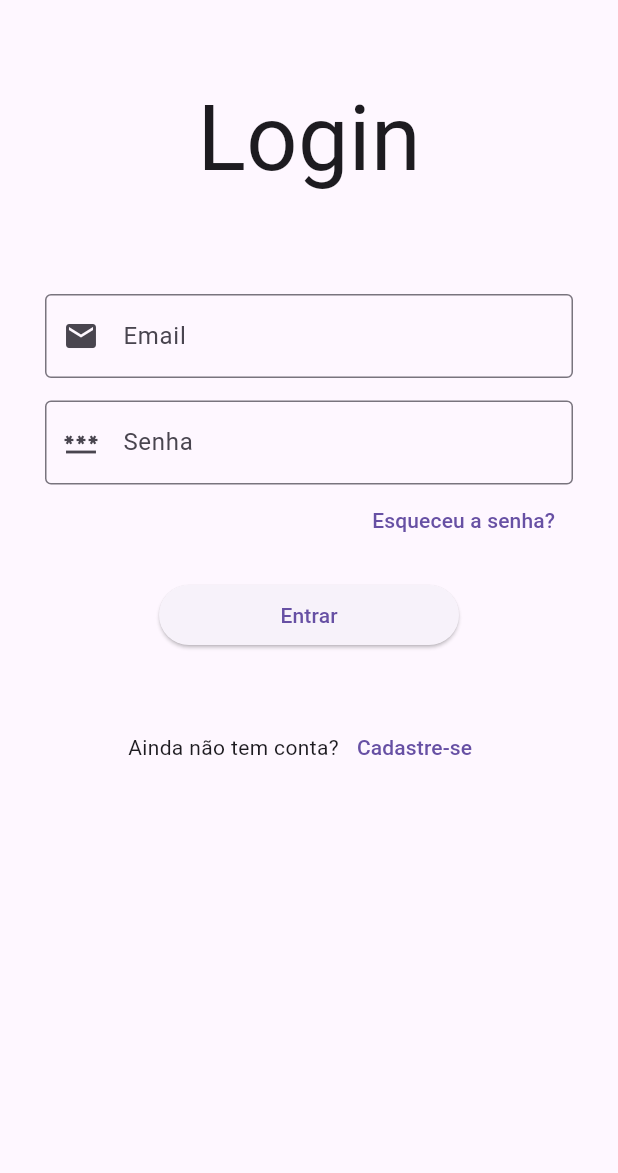
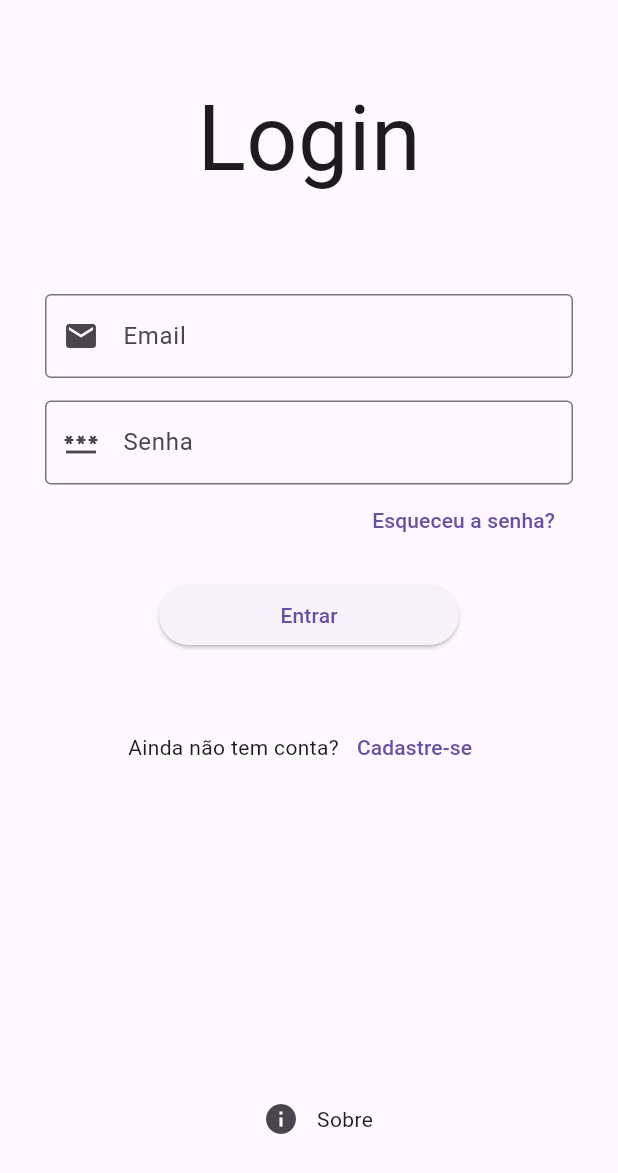
Before and after one commit to MurilloLeoni/avaliacao-final-flutter, a Flutter app: the screen it shows after launch, on a phone screen of 412 x 824 dp. Shown: the top 1173 px of the screen. Run offline on Flutter 3.47's test engine with Material 3 defaults, Android fonts, the phone set to English and light mode, and no system bars; our stand-ins replace cloud_firestore, device_preview, firebase_auth, firebase_core; accounts and stored records are empty.

Commit message:
sobre-v1

```diff
--- a/lib/main.dart
+++ b/lib/main.dart
@@ -8,6 +8,7 @@ import 'firebase_options.dart';
 import 'view/cadastrar_view.dart';
 import 'view/login_view.dart';
 import 'view/principal_view.dart';
+import 'view/sobre_view.dart';
 
 Future<void> main() async {
   //
@@ -38,6 +39,7 @@ class MainApp extends StatelessWidget {
         'login': (context) => LoginView(),
         'cadastrar': (context) => CadastrarView(),
         'principal': (context) => PrincipalView(),
+        'sobre': (context) => SobreView(),
       },
     );
   }
--- a/lib/view/login_view.dart
+++ b/lib/view/login_view.dart
@@ -132,6 +132,22 @@ class _LoginViewState extends State<LoginView> {
                   child: Text('Cadastre-se'),
                 ),
               ],
+            ),
+
+            SizedBox(height: 200),
+
+            //Btn_Sobre
+            Row(
+              mainAxisAlignment: MainAxisAlignment.center,
+              children: [
+                IconButton(
+                  onPressed: () {
+                    Navigator.pushNamed(context,  'sobre');
+                  },
+                  icon: Icon(Icons.info),
+                ),
+                Text('Sobre'),
+              ],
             )
           ],
         ),
--- a/lib/view/sobre.dart
+++ /dev/null
@@ -1,2 +0,0 @@
-//teste de commit
-//teste de commit
```
Also changed, not shown: lib/view/sobre_view.dart (added, +88 -0 lines).
